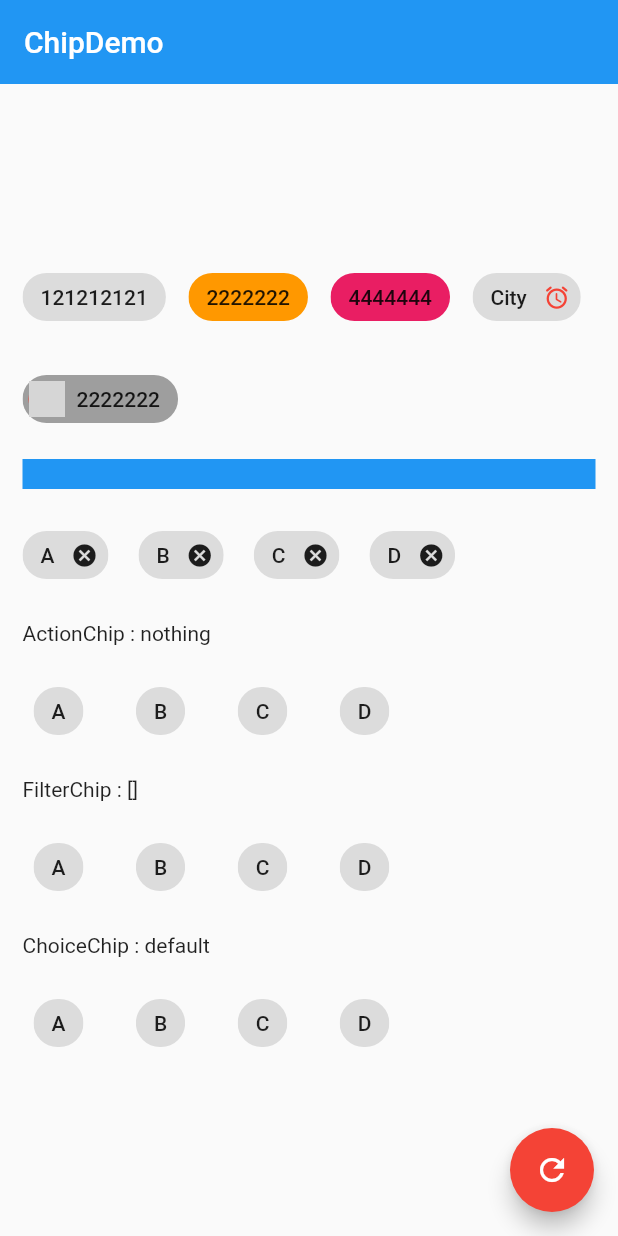
After one commit to liubang0909/flutter_helloworld, a Flutter app: the ChipDemo screen opened directly, on a phone screen of 412 x 824 dp. The commit adds this screen. Run offline on Flutter 3.47's test engine with Material 2 defaults, Android fonts, the phone set to English and light mode, and no system bars; network calls fail; grey boxes are pictures that could not be loaded.

Commit message:
Chip
Chip

```diff
--- /dev/null
+++ b/flutter_helloworld/lib/demo/chip_demo.dart
@@ -0,0 +1,152 @@
+import 'package:flutter/material.dart';
+
+class ChipDemo extends StatefulWidget {
+  ChipDemo({Key key}) : super(key: key);
+
+  @override
+  _ChipDemoState createState() => _ChipDemoState();
+}
+
+class _ChipDemoState extends State<ChipDemo> {
+  List<String> _tags = ['A', 'B', 'C', 'D'];
+  String _action = 'nothing';
+  List<String> _selected = [];
+  String _choice = 'default';
+
+  @override
+  Widget build(BuildContext context) {
+    return Container(
+      child: Scaffold(
+        appBar: AppBar(
+          title: Text('ChipDemo'),
+          elevation: 0,
+        ),
+        body: Container(
+          padding: EdgeInsets.all(15),
+          child: Column(
+            mainAxisAlignment: MainAxisAlignment.center,
+            children: [
+              Wrap(
+                spacing: 15,
+                runSpacing: 20,
+                children: [
+                  Chip(label: Text('121212121')),
+                  Chip(label: Text('2222222'), backgroundColor: Colors.orange),
+                  Chip(label: Text('4444444'), backgroundColor: Colors.pink),
+                  Chip(
+                    label: Text('City'),
+                    deleteIcon: Icon(Icons.access_alarm_rounded),
+                    deleteIconColor: Colors.red,
+                    deleteButtonTooltipMessage: '删除提示',
+                    onDeleted: () {},
+                  ),
+                  Chip(
+                    label: Text('2222222'),
+                    backgroundColor: Colors.grey,
+                    avatar: CircleAvatar(
+                      backgroundColor: Colors.red,
+                      backgroundImage: NetworkImage(
+                          'https://bkimg.cdn.bcebos.com/pic/8d5494eef01f3a29fb43521f9725bc315d607c5c?x-bce-process=image/watermark,image_d2F0ZXIvYmFpa2UyNzI=,g_7,xp_5,yp_5/format,f_auto'),
+                      // child: Text('刘'),
+                    ),
+                  ),
+                  Divider(
+                    color: Colors.blue,
+                    thickness: 20,
+                  ),
+                  Wrap(
+                    spacing: 20,
+                    runSpacing: 10,
+                    children: _tags.map((title) {
+                      return Chip(
+                        label: Text(title),
+                        onDeleted: () {
+                          setState(() {
+                            _tags.remove(title);
+                          });
+                        },
+                      );
+                    }).toList(),
+                  ),
+                  Container(
+                    width: double.infinity,
+                    child: Text("ActionChip : $_action"),
+                  ),
+                  Wrap(
+                    spacing: 20,
+                    runSpacing: 10,
+                    children: _tags.map((title) {
+                      return ActionChip(
+                        label: Text(title),
+                        onPressed: () {
+                          setState(() {
+                            _action = title;
+                          });
+                        },
+                      );
+                    }).toList(),
+                  ),
+                  Container(
+                    width: double.infinity,
+                    child: Text("FilterChip : ${_selected.toString()}"),
+                  ),
+                  Wrap(
+                    spacing: 20,
+                    runSpacing: 10,
+                    children: _tags.map((title) {
+                      return FilterChip(
+                        label: Text(title),
+                        selected: _selected.contains(title),
+                        onSelected: (selected) {
+                          if (selected) {
+                            setState(() {
+                              _selected.add(title);
+                            });
+                          } else {
+                            setState(() {
+                              _selected.remove(title);
+                            });
+                          }
+                        },
+                      );
+                    }).toList(),
+                  ),
+                  Container(
+                    width: double.infinity,
+                    child: Text("ChoiceChip : $_choice"),
+                  ),
+                  Wrap(
+                    spacing: 20,
+                    runSpacing: 10,
+                    children: _tags.map((title) {
+                      return ChoiceChip(
+                        label: Text(title),
+                        selectedColor: Colors.orange,
+                        selected: _choice == title,
+                        onSelected: (value) {
+                          setState(() {
+                            _choice = title;
+                          });
+                        },
+                      );
+                    }).toList(),
+                  )
+                ],
+              )
+            ],
+          ),
+        ),
+        floatingActionButton: FloatingActionButton(
+          child: Icon(Icons.refresh),
+          onPressed: () {
+            setState(() {
+              _tags = ['A', 'B', 'C', 'D'];
+              _selected = [];
+              _choice = 'default';
+            });
+          },
+        ),
+      ),
+    );
+  }
+}
--- a/flutter_helloworld/lib/demo/material_components.dart
+++ b/flutter_helloworld/lib/demo/material_components.dart
@@ -13,6 +13,7 @@ import '../demo/alert_dialog_demo.dart';
 import '../demo/bottom_sheet_demo.dart';
 import '../demo/snack_bar_demo.dart';
 import '../demo/expansion_panel_demo.dart';
+import '../demo/chip_demo.dart';
 
 class MaterialComponents extends StatelessWidget {
   const MaterialComponents({Key key}) : super(key: key);
@@ -27,6 +28,7 @@ class MaterialComponents extends StatelessWidget {
         ),
         body: ListView(
           children: [
+            ListItem(title: 'Chip', page: ChipDemo()),
             ListItem(title: 'ExpansionPanel', page: ExpansionPanelDemo()),
             ListItem(title: 'SnackBar', page: SnackBarDemo()),
             ListItem(title: 'BottomSheet', page: BottomSheetDemo()),
```
